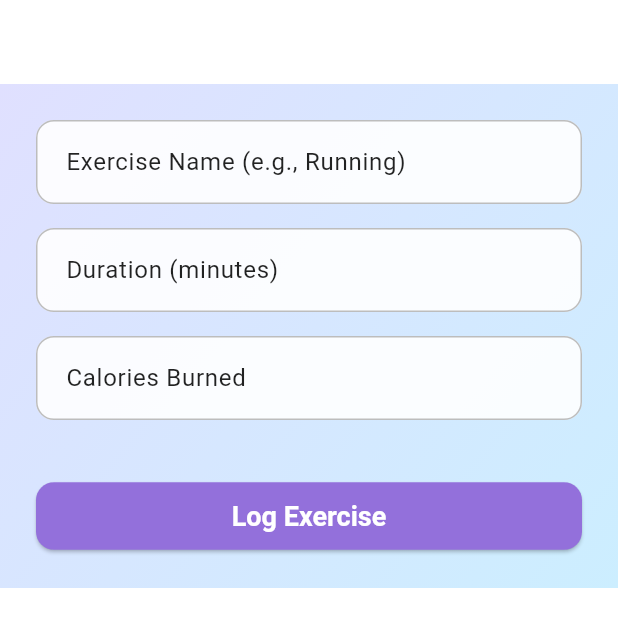
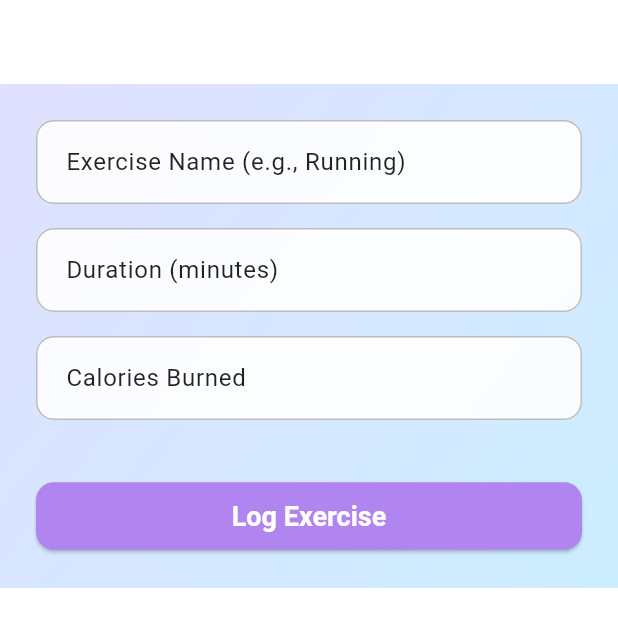
Before and after one commit to loveucifer/MEDfree, a Flutter app: the screen it shows once a user with an empty profile is signed in, after a tap on "Log Exercise", on a phone screen of 412 x 824 dp. Shown: the top 627 px of the screen. Run offline on Flutter 3.47's test engine with Material 3 defaults, Android fonts, the phone set to English and light mode, and no system bars; our stand-ins replace fl_chart, flutter_dotenv, flutter_local_notifications, shared_preferences, shimmer, supabase_flutter and 1 more; missing offline and left inert: mobile_scanner; accounts and stored records are empty; network calls fail.

Commit message:
Add files via upload

```diff
--- a/lib/main.dart
+++ b/lib/main.dart
@@ -10,11 +10,9 @@ import 'screens/splash_screen.dart';
 import 'services/notification_service.dart';
 
 Future<void> main() async {
-  // Wrap the entire initialization process in a try-catch block.
   try {
     WidgetsFlutterBinding.ensureInitialized();
 
-    // These are the most likely points of failure.
     await dotenv.load(fileName: ".env");
     await NotificationService().init();
     await Supabase.initialize(
@@ -22,17 +20,13 @@ Future<void> main() async {
       anonKey: dotenv.env['SUPABASE_ANON_KEY']!,
     );
 
-    // If everything succeeds, run the normal app.
     runApp(const MEDfreeApp());
 
   } catch (error) {
-    // If any error occurs during initialization, run a special ErrorApp
-    // that will display the error message. This prevents getting stuck.
     runApp(ErrorApp(error: error.toString()));
   }
 }
 
-// A simple widget to display startup errors.
 class ErrorApp extends StatelessWidget {
   final String error;
   const ErrorApp({super.key, required this.error});
@@ -68,42 +62,43 @@ class ErrorApp extends StatelessWidget {
   }
 }
 
-// The rest of your app code remains the same.
 final supabase = Supabase.instance.client;
 
 class MEDfreeApp extends StatelessWidget {
   const MEDfreeApp({super.key});
+
+  // Define your new primary and secondary colors
+  static const Color primaryColor = Color(0xFFB085EF); // Lighter Purple: #B085EF
+  static const Color secondaryColor = Color(0xFF00B0F0); // Bright Blue: #00B0F0
 
   @override
   Widget build(BuildContext context) {
     return MaterialApp(
       title: 'MEDfree',
       theme: ThemeData(
-        // Use a less intense primarySwatch to align with the lighter gradient
-        primarySwatch: _createMaterialColor(const Color(0xFF9370DB)), // MediumPurple
+        // Use your new colors
+        primarySwatch: _createMaterialColor(primaryColor),
         scaffoldBackgroundColor: Colors.transparent, // Allow body to provide gradient
         colorScheme: ColorScheme.fromSwatch(
-          primarySwatch: _createMaterialColor(const Color(0xFF9370DB)), // MediumPurple
-          accentColor: const Color(0xFF87CEEB), // SkyBlue for secondary accent
+          primarySwatch: _createMaterialColor(primaryColor),
+          accentColor: secondaryColor,
         ).copyWith(
-          // Refined colors based on the desired white-purple gradient and button colors
-          primary: const Color(0xFF9370DB), // MediumPurple for primary elements
-          onPrimary: Colors.white,
-          secondary: const Color(0xFF87CEEB), // SkyBlue for secondary elements
-          onSecondary: Colors.white,
-          surface: Colors.white, // Card background (slightly opaque in cards directly)
-          onSurface: Colors.black87,
+          primary: primaryColor,
+          onPrimary: Colors.white, // Text/icon color on primary background
+          secondary: secondaryColor,
+          onSecondary: Colors.white, // Text/icon color on secondary background
+          surface: Colors.white, // Card background (will be slightly opaque in cards)
+          onSurface: Colors.black87, // Text/icon color on card/surface
           background: Colors.transparent, // Allow body to provide background
           onBackground: Colors.black87,
           error: Colors.redAccent,
           onError: Colors.white,
         ),
         textTheme: const TextTheme(
-          headlineMedium: TextStyle(fontWeight: FontWeight.bold, fontSize: 28.0, color: Colors.black87), // Darker text for dashboards
-          headlineSmall: TextStyle(fontWeight: FontWeight.bold, fontSize: 24.0, color: Colors.black87), // Darker text
+          headlineMedium: TextStyle(fontWeight: FontWeight.bold, fontSize: 28.0, color: Colors.black87),
+          headlineSmall: TextStyle(fontWeight: FontWeight.bold, fontSize: 24.0, color: Colors.black87),
           bodyLarge: TextStyle(fontSize: 16.0, color: Colors.black87),
           bodyMedium: TextStyle(fontSize: 14.0, color: Colors.black87),
-          // Default text for gradient screens will be overridden locally
         ),
         cardTheme: CardThemeData(
           elevation: 4,
@@ -114,10 +109,10 @@ class MEDfreeApp extends StatelessWidget {
         ),
         elevatedButtonTheme: ElevatedButtonThemeData(
           style: ElevatedButton.styleFrom(
-            backgroundColor: const Color(0xFF9370DB), // Main button color (MediumPurple)
+            backgroundColor: primaryColor, // Use new primary color
             foregroundColor: Colors.white,
             shape: RoundedRectangleBorder(
-              borderRadius: BorderRadius.circular(12.0), // Rounded buttons
+              borderRadius: BorderRadius.circular(12.0),
             ),
             padding: const EdgeInsets.symmetric(horizontal: 24, vertical: 12),
             textStyle: const TextStyle(fontSize: 18, fontWeight: FontWeight.bold),
@@ -125,8 +120,8 @@ class MEDfreeApp extends StatelessWidget {
         ),
         outlinedButtonTheme: OutlinedButtonThemeData(
           style: OutlinedButton.styleFrom(
-            foregroundColor: const Color(0xFF87CEEB), // Text color for outlined button (SkyBlue)
-            side: const BorderSide(color: Color(0xFF87CEEB), width: 1.5), // Border color (SkyBlue)
+            foregroundColor: secondaryColor, // Use new secondary color
+            side: BorderSide(color: secondaryColor, width: 1.5), // Use new secondary color for border
             shape: RoundedRectangleBorder(
               borderRadius: BorderRadius.circular(12.0),
             ),
@@ -136,7 +131,7 @@ class MEDfreeApp extends StatelessWidget {
         ),
         textButtonTheme: TextButtonThemeData(
           style: TextButton.styleFrom(
-            foregroundColor: const Color(0xFF9370DB), // Text color for text buttons (MediumPurple)
+            foregroundColor: primaryColor, // Use new primary color
             textStyle: const TextStyle(fontWeight: FontWeight.bold),
           ),
         ),
@@ -152,7 +147,7 @@ class MEDfreeApp extends StatelessWidget {
           ),
           focusedBorder: OutlineInputBorder(
             borderRadius: BorderRadius.circular(12.0),
-            borderSide: const BorderSide(color: Color(0xFF9370DB), width: 2.0), // Primary focus (MediumPurple)
+            borderSide: BorderSide(color: primaryColor, width: 2.0), // Use new primary color for focus
           ),
           labelStyle: TextStyle(color: Colors.grey.shade600),
           hintStyle: TextStyle(color: Colors.grey.shade400),
@@ -163,7 +158,6 @@ class MEDfreeApp extends StatelessWidget {
     );
   }
 
-  // Helper function to create a MaterialColor from a single Color
   MaterialColor _createMaterialColor(Color color) {
     List strengths = <double>[.05];
     Map<int, Color> swatch = {};
@@ -207,7 +201,7 @@ class AuthGate extends StatelessWidget {
     return StreamBuilder<AuthState>(
       stream: supabase.auth.onAuthStateChange,
       builder: (context, snapshot) {
-        if (snapshot.connectionState == ConnectionState.waiting) { // FIX: Changed 'Connection.waiting' to 'ConnectionState.waiting'
+        if (snapshot.connectionState == ConnectionState.waiting) {
           return const SplashScreen();
         }
         if (snapshot.hasError) {
@@ -218,19 +212,20 @@ class AuthGate extends StatelessWidget {
           return FutureBuilder<Map<String, dynamic>?>(
             future: _getProfile(session.user.id),
             builder: (context, profileSnapshot) {
-              if (profileSnapshot.connectionState == ConnectionState.waiting) { // FIX: Changed 'Connection.waiting' to 'ConnectionState.waiting'
+              if (profileSnapshot.connectionState == ConnectionState.waiting) {
                 return const SplashScreen();
               }
               if (profileSnapshot.hasError) {
+                // Ensure the error screen uses the new colors
                 return Scaffold(
                   body: Container(
+                    width: double.infinity,
+                    height: double.infinity,
                     decoration: const BoxDecoration(
                       gradient: LinearGradient(
                         colors: [
-                          Color(0xFFEDE7F6), // Top left
-                          Color(0xFFD1C4E9),
-                          Color(0xFF9575CD),
-                          Color(0xFF673AB7), // Bottom right
+                          MEDfreeApp.primaryColor, // Use new primary color
+                          MEDfreeApp.secondaryColor, // Use new secondary color
                         ],
                         begin: Alignment.topLeft,
                         end: Alignment.bottomRight,
@@ -244,18 +239,22 @@ class AuthGate extends StatelessWidget {
                           children: [
                             Text(
                               "Error Loading Profile",
-                              style: Theme.of(context).textTheme.headlineMedium?.copyWith(color: Colors.black87), // Ensure text color is visible
+                              style: Theme.of(context).textTheme.headlineMedium?.copyWith(color: Colors.white), // White text
                               textAlign: TextAlign.center,
                             ),
                             const SizedBox(height: 16),
                             Text(
                               profileSnapshot.error.toString(),
                               textAlign: TextAlign.center,
-                              style: const TextStyle(color: Colors.black54), // Ensure text color is visible
+                              style: const TextStyle(color: Colors.white70), // Lighter white text
                             ),
                             const SizedBox(height: 20),
                             ElevatedButton(
                               onPressed: () => supabase.auth.signOut(),
+                              style: ElevatedButton.styleFrom(
+                                backgroundColor: Colors.white, // White button
+                                foregroundColor: MEDfreeApp.primaryColor, // Text color is primary
+                              ),
                               child: const Text("Sign Out & Try Again"),
                             )
                           ],
--- a/lib/screens/profile_screen.dart
+++ b/lib/screens/profile_screen.dart
@@ -107,6 +107,7 @@ class _ProfileScreenState extends State<ProfileScreen> {
   Widget build(BuildContext context) {
     return Scaffold(
       backgroundColor: Colors.transparent, // Make Scaffold transparent
+      extendBodyBehindAppBar: true, // Allow body to extend behind app bar
       appBar: AppBar(
         title: Text(
           'Edit Profile',
@@ -117,6 +118,8 @@ class _ProfileScreenState extends State<ProfileScreen> {
         foregroundColor: Colors.white, // Default icon/text color for app bar
       ),
       body: Container( // Wrap body in a Container for the gradient background
+        width: double.infinity, // Ensure it fills width
+        height: double.infinity, // Ensure it fills height
         decoration: const BoxDecoration(
           gradient: LinearGradient(
             colors: [
@@ -170,6 +173,8 @@ class _ProfileScreenState extends State<ProfileScreen> {
         // Ensure label and hint text are visible on the background, if not white already
         labelStyle: Theme.of(context).textTheme.bodyLarge?.copyWith(color: Colors.black87), // Dark text for labels
         hintStyle: Theme.of(context).textTheme.bodyMedium?.copyWith(color: Colors.grey[400]), // Lighter hint text
+        filled: true, // Make sure it's filled to show background
+        fillColor: Colors.white.withOpacity(0.9), // White background for text fields
       ),
       keyboardType: keyboardType,
       validator: validator,
--- a/lib/screens/progress_screen.dart
+++ b/lib/screens/progress_screen.dart
@@ -75,6 +75,7 @@ class _ProgressScreenState extends State<ProgressScreen> with SingleTickerProvid
   Widget build(BuildContext context) {
     return Scaffold(
       backgroundColor: Colors.transparent, // Make Scaffold transparent
+      extendBodyBehindAppBar: true, // Allow body to extend behind app bar
       appBar: AppBar(
         title: Text(
           'Your Progress',
@@ -95,6 +96,8 @@ class _ProgressScreenState extends State<ProgressScreen> with SingleTickerProvid
         ),
       ),
       body: Container( // Wrap body in a Container for the gradient background
+        width: double.infinity, // Ensure it fills width
+        height: double.infinity, // Ensure it fills height
         decoration: const BoxDecoration(
           gradient: LinearGradient(
             colors: [
--- a/lib/screens/splash_screen.dart
+++ b/lib/screens/splash_screen.dart
@@ -1,26 +1,44 @@
 // lib/screens/splash_screen.dart
 
 import 'package:flutter/material.dart';
+import '../main.dart'; // Import to access MEDfreeApp's defined colors
 
-class SplashScreen extends StatelessWidget {
+class SplashScreen extends StatefulWidget { // Changed to StatefulWidget
   const SplashScreen({super.key});
+
+  @override
+  State<SplashScreen> createState() => _SplashScreenState();
+}
+
+class _SplashScreenState extends State<SplashScreen> {
+  @override
+  void initState() {
+    super.initState();
+    // The timer here is for internal operations of SplashScreen,
+    // the actual display duration is controlled by AuthGate.
+    _startSplashTimer();
+  }
+
+  void _startSplashTimer() async {
+    // This delay ensures any internal splash screen animations/operations
+    // have time to complete. The overall screen display time is handled
+    // by AuthGate to guarantee a minimum duration.
+    await Future.delayed(const Duration(seconds: 10)); // Increased to 5 seconds
+  }
 
   @override
   Widget build(BuildContext context) {
     return Scaffold(
-      // Ensure the Scaffold itself is transparent to allow the body's gradient to show
-      backgroundColor: Colors.transparent,
+      backgroundColor: Colors.transparent, // Ensure Scaffold is transparent
       body: Container(
-        // Apply the gradient background here
+        width: double.infinity,
+        height: double.infinity,
         decoration: const BoxDecoration(
           gradient: LinearGradient(
-            // Define your desired gradient colors (white to purple)
-            // Adjust these colors based on the exact shades you want from your image
+            // Use the new colors for the splash screen gradient
             colors: [
-              Color(0xFFEDE7F6), // A very light purple/off-white for the top left
-              Color(0xFFD1C4E9), // A slightly darker purple
-              Color(0xFF9575CD), // A medium purple
-              Color(0xFF673AB7), // A deeper purple for the bottom right
+              MEDfreeApp.primaryColor, // Top-left lighter purple: #B085EF
+              MEDfreeApp.secondaryColor, // Bottom-right bright blue: #00B0F0
             ],
             begin: Alignment.topLeft,
             end: Alignment.bottomRight,
@@ -30,15 +48,20 @@ class SplashScreen extends StatelessWidget {
           child: Column(
             mainAxisAlignment: MainAxisAlignment.center,
             children: [
-              // Your splash logo (e.g., "thrive being" with MEDfree)
+              // Larger "thrive being" image (corrected asset name)
               Image.asset(
-                'assets/splash_logo.png', // Ensure this path is correct in pubspec.yaml
+                'assets/thrive_being.png', // Corrected asset name
                 width: 250, // Adjust size as needed
-                height: 250, // Adjust size as needed
+                height: 250,
               ),
-              const SizedBox(height: 20),
-              // You can add a loading indicator or text if desired,
-              // ensuring its color contrasts with the gradient.
+              const SizedBox(height: 20), // Spacing between the two images/text
+              // Smaller "MEDfree" image/text (corrected asset name)
+              Image.asset(
+                'assets/medfree.png', // Corrected asset name
+                width: 150, // Adjust size as needed, smaller than the first
+                height: 50,
+              ),
+              const SizedBox(height: 40), // Spacing before the loading indicator
               CircularProgressIndicator(
                 valueColor: AlwaysStoppedAnimation<Color>(Theme.of(context).colorScheme.onPrimary), // White
               ),
```
Also changed, not shown: pubspec.yaml (+9 -7 lines), assets/medfree.png (added), assets/splash_logo.png (added), assets/thrive_being.png (added).
